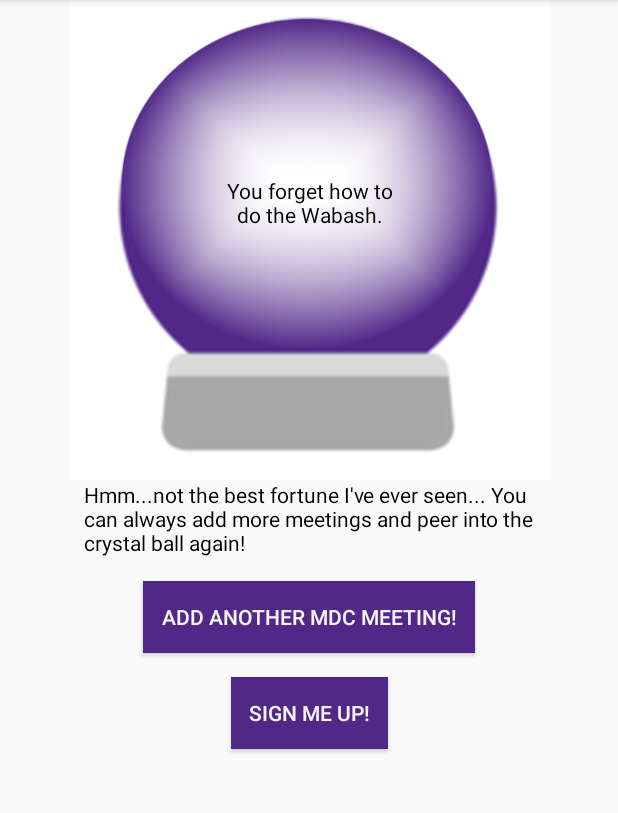
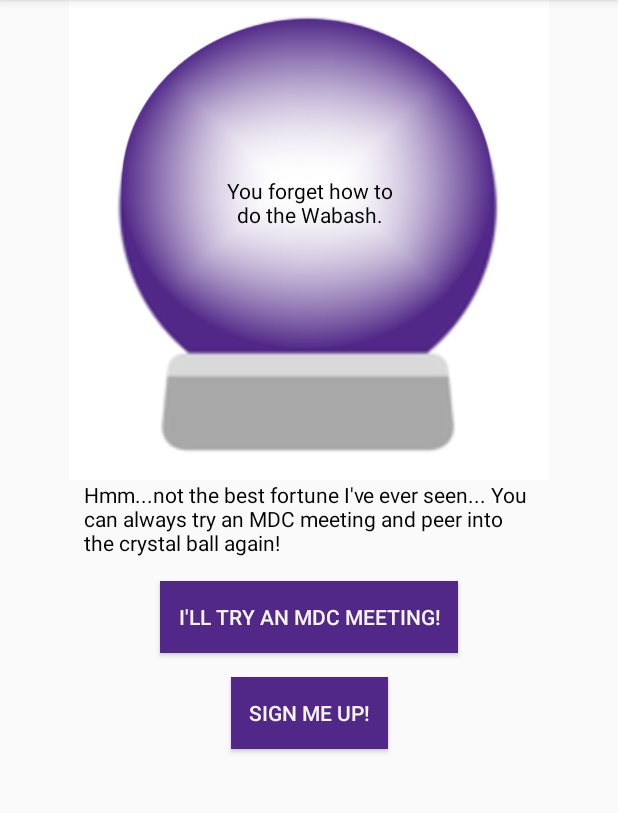
Before and after one commit to KSU-Mobile-Dev-Club/FortuneTeller, an Android app: the FortuneActivity screen opened directly, with no data from a screen before it, on a phone screen of 412 x 824 dp, the part 84-897 px from its top. Run offline under Robolectric (Android 15) with nearby library versions, the phone set to English and light mode, and no system bars.

Commit message:
Rephrasing 'add meeting' strings

```diff
--- a/app/src/main/res/values/strings.xml
+++ b/app/src/main/res/values/strings.xml
@@ -10,10 +10,10 @@
     <string name="question3_">Question #3</string>
     <string name="question4_meeting_attendance">How do you feel about MDC?</string>
     <string name="end_quiz">Tell My Fortune!</string>
-    <string name="low_meeting_count_label">Hmm...not the best fortune I\'ve ever seen...  You can always add more meetings and peer into the crystal ball again! </string>
+    <string name="low_meeting_count_label">Hmm...not the best fortune I\'ve ever seen...  You can always try an MDC meeting and peer into the crystal ball again! </string>
     <string name="medium_meeting_count_label">Your future is bright!  But there is still more that MDC can do for you...</string>
     <string name="high_meeting_count_label">Your future is beautiful and fulfilling.  My work is done.</string>
-    <string name="add_another_meeting">Add another MDC meeting!</string>
+    <string name="add_another_meeting">I\'ll try an MDC meeting!</string>
     <string name="email_button">Sign me up!</string>
     <string-array name="bad_fortunes">
         <item>Willie the Wildcat is personally disappointed in you.</item>
```
